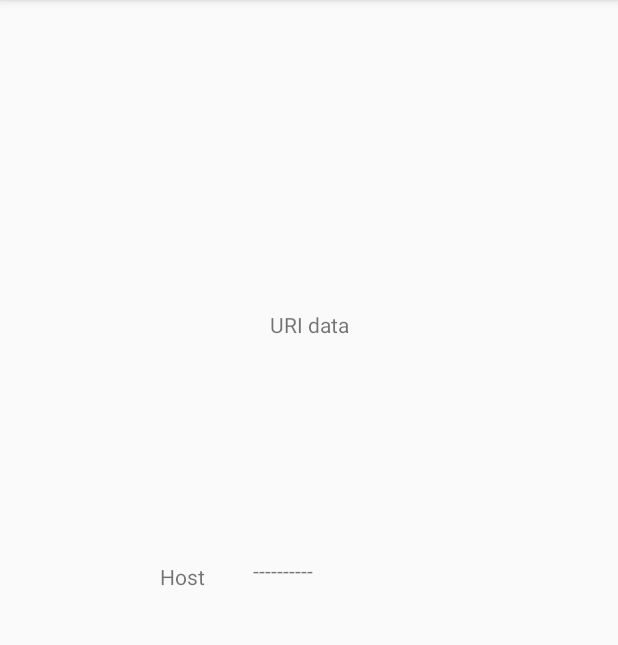
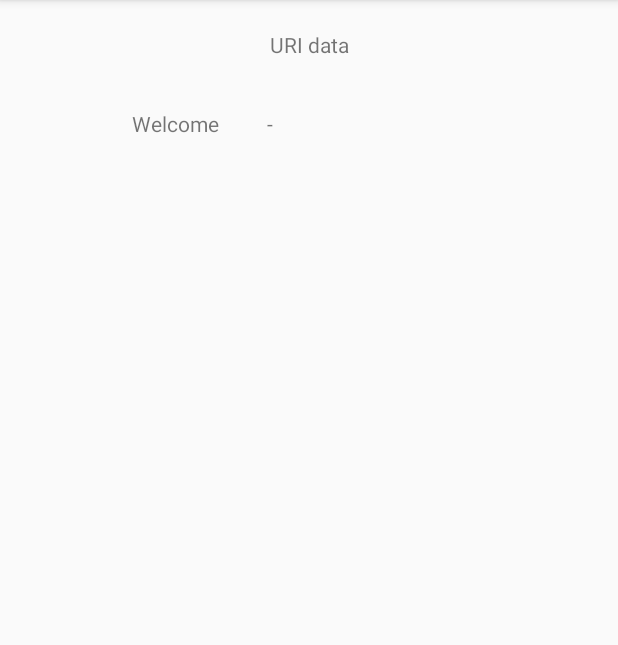
Before and after one commit to LakjeewaWije/URITestAndroid, an Android app: the URIActivity screen opened directly, with no data from a screen before it, on a phone screen of 412 x 824 dp, the part 84-729 px from its top. Run offline under Robolectric (Android 15) with nearby library versions, the phone set to English and light mode, and no system bars; 1 statement that could not run was skipped.

Commit message:
decorated host  and scheme in the manifest

```diff
--- a/app/src/main/AndroidManifest.xml
+++ b/app/src/main/AndroidManifest.xml
@@ -20,7 +20,11 @@
                 <action android:name="android.intent.action.VIEW" />
                 <category android:name="android.intent.category.DEFAULT" />
                 <category android:name="android.intent.category.BROWSABLE" />
-                <data android:scheme="example" android:host="kliq" android:pathPattern="/.*" />
+                <data android:scheme="market" android:host="com.kliq.app"  android:pathPattern="/.*" />
+                <!---->
+                <!--<data android:scheme="http" android:host="market.android.com"
+                android:path="/search" />-->
+                <!--myapp://open.kliq.app/?name=kliq-->
             </intent-filter>
         </activity>
     </application>
--- a/app/src/main/java/kliq/example/uri/uritestandroid/URIActivity.java
+++ b/app/src/main/java/kliq/example/uri/uritestandroid/URIActivity.java
@@ -16,6 +16,6 @@ private TextView hostTextView;
         Intent intent = getIntent();
         String action = intent.getAction();
         Uri data = intent.getData();
-//        hostTextView.setText(data.getQueryParameter("name"));
+        hostTextView.setText(data.getQueryParameter("name"));
     }
 }
--- a/app/src/main/res/layout/activity_uri.xml
+++ b/app/src/main/res/layout/activity_uri.xml
@@ -20,7 +20,7 @@
         app:layout_constraintHorizontal_bias="0.501"
         app:layout_constraintStart_toStartOf="parent"
         app:layout_constraintTop_toTopOf="parent"
-        app:layout_constraintVertical_bias="0.271" />
+        app:layout_constraintVertical_bias="0.016" />
 
     <TextView
         android:id="@+id/textView2"
@@ -30,12 +30,13 @@
         android:layout_marginEnd="8dp"
         android:layout_marginStart="8dp"
         android:layout_marginTop="8dp"
-        android:text="Host"
+        android:text="Welcome"
         app:layout_constraintBottom_toBottomOf="parent"
         app:layout_constraintEnd_toEndOf="parent"
-        app:layout_constraintHorizontal_bias="0.269"
+        app:layout_constraintHorizontal_bias="0.236"
         app:layout_constraintStart_toStartOf="parent"
-        app:layout_constraintTop_toTopOf="parent" />
+        app:layout_constraintTop_toTopOf="parent"
+        app:layout_constraintVertical_bias="0.088" />
 
     <TextView
         android:id="@+id/host"
@@ -45,10 +46,11 @@
         android:layout_marginEnd="8dp"
         android:layout_marginStart="8dp"
         android:layout_marginTop="8dp"
-        android:text="----------"
+        android:text="-"
         app:layout_constraintBottom_toBottomOf="parent"
         app:layout_constraintEnd_toEndOf="parent"
-        app:layout_constraintHorizontal_bias="0.682"
+        app:layout_constraintHorizontal_bias="0.721"
         app:layout_constraintStart_toStartOf="parent"
-        app:layout_constraintTop_toTopOf="parent" />
+        app:layout_constraintTop_toTopOf="parent"
+        app:layout_constraintVertical_bias="0.089" />
 </android.support.constraint.ConstraintLayout>
```
